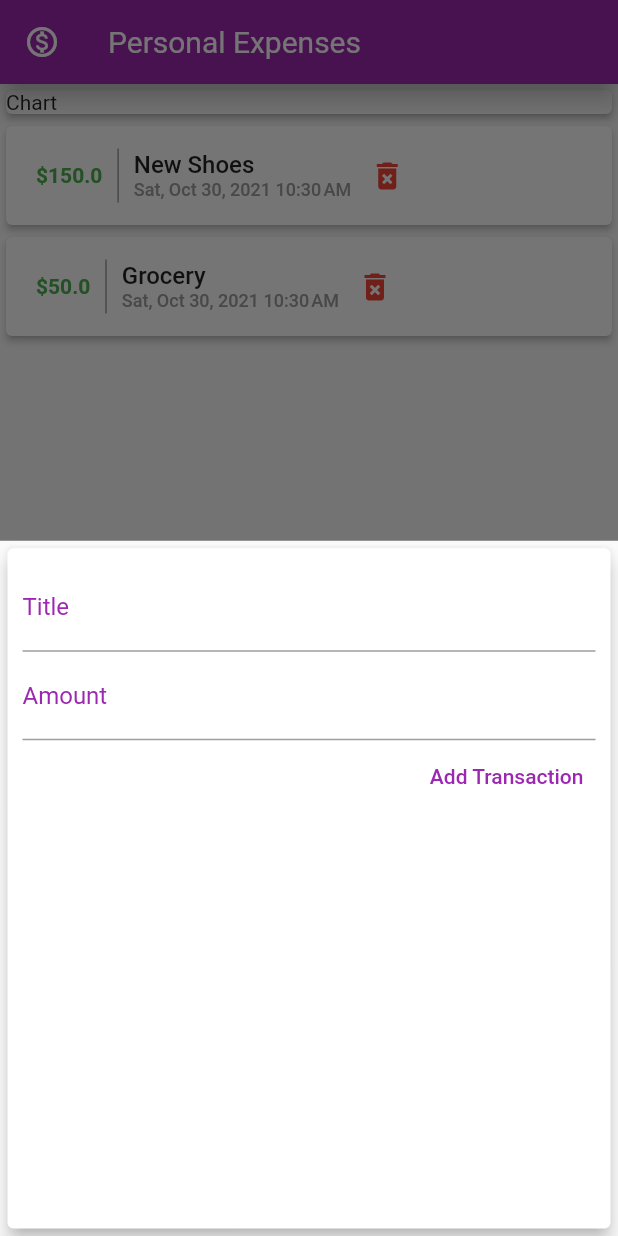
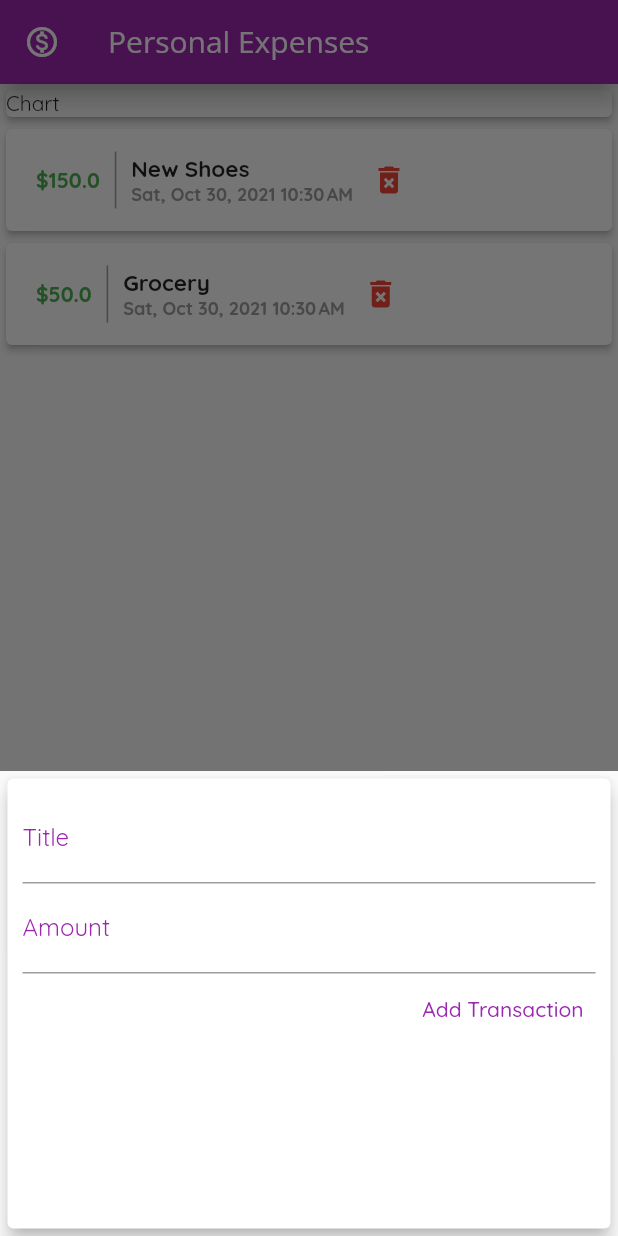
Before and after one commit to shre7989/personal_expenses_app, a Flutter app: the screen it shows after launch, after a tap on the "add" icon, on a phone screen of 412 x 824 dp. Run offline on Flutter 3.47's test engine with Material 2 defaults, Android fonts, the phone set to English and light mode, and no system bars.

Commit message:
Added themes and Font

```diff
--- a/lib/main.dart
+++ b/lib/main.dart
@@ -9,7 +9,11 @@ class MyApp extends StatelessWidget {
   @override
   Widget build(BuildContext context) {
     return MaterialApp(
-      title: 'Flutter App',
+      title: 'Personal Expenses',
+      theme: ThemeData(
+        primarySwatch: Colors.purple,
+        fontFamily: 'QuickSand',
+      ),
       home: MyHomePage(),
     );
   }
@@ -72,7 +76,7 @@ class _MyHomePageState extends State<MyHomePage> {
         backgroundColor: Colors.purple,
         title: Text(
           'Personal Expenses',
-          style: TextStyle(fontWeight: FontWeight.w400),
+          style: TextStyle(fontWeight: FontWeight.w400, fontFamily: 'OpenSans'),
         ),
       ),
       body: Column(
@@ -89,6 +93,7 @@ class _MyHomePageState extends State<MyHomePage> {
       ),
       floatingActionButtonLocation: FloatingActionButtonLocation.endFloat,
       floatingActionButton: FloatingActionButton(
+        elevation: 5,
         child: Icon(
           Icons.add,
           color: Colors.white,
--- a/lib/transaction_entry.dart
+++ b/lib/transaction_entry.dart
@@ -30,6 +30,7 @@ class _TransactionEntryState extends State<TransactionEntry> {
       elevation: 5,
       margin: EdgeInsets.all(5),
       child: Container(
+        height: 300,
         padding: EdgeInsets.symmetric(vertical: 10, horizontal: 10),
         child: Column(
           crossAxisAlignment: CrossAxisAlignment.end,
--- a/lib/transaction_list.dart
+++ b/lib/transaction_list.dart
@@ -45,8 +45,8 @@ class TransactionList extends StatelessWidget {
                     Text(
                       _transactions[idx].title,
                       style: TextStyle(
-                        fontSize: 16,
-                        fontWeight: FontWeight.w500,
+                        fontSize: 15,
+                        fontWeight: FontWeight.bold,
                       ),
                     ),
                     Text(
@@ -55,7 +55,7 @@ class TransactionList extends StatelessWidget {
                           .format(_transactions[idx].date),
                       style: TextStyle(
                         fontSize: 12,
-                        fontWeight: FontWeight.w500,
+                        fontWeight: FontWeight.bold,
                         color: Colors.grey,
                       ),
                     ),
```
Also changed, not shown: pubspec.yaml (+12 -12 lines).
